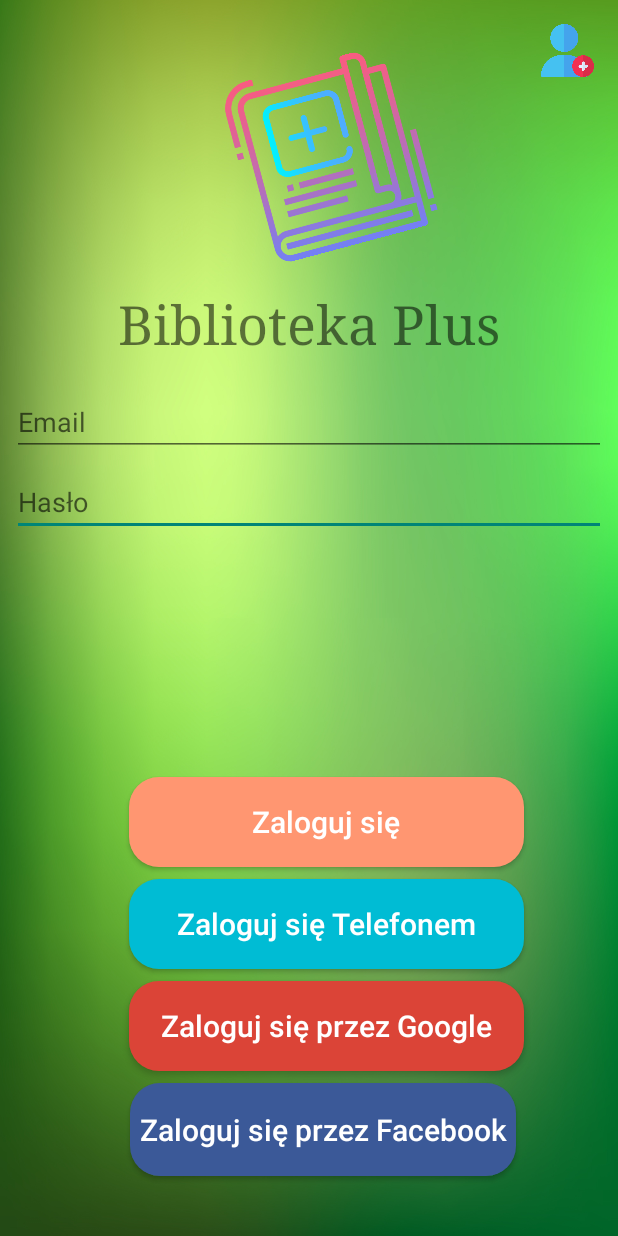
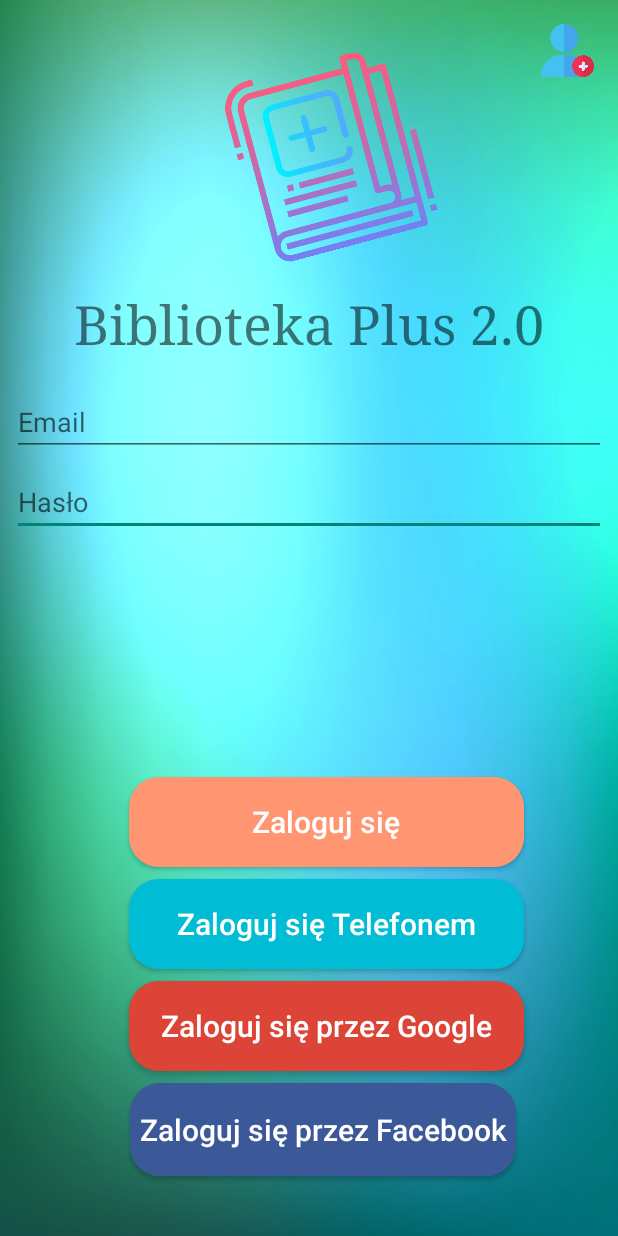
Before and after one commit to dawid2010/bibliotekaplus, an Android app: the screen it shows after launch (logowanie), on a phone screen of 412 x 824 dp. Run offline under Robolectric (Android 15) with nearby library versions, the phone set to English and light mode, and no system bars; our stand-ins replace Firebase (no records; nobody signed in at launch, a user with empty details on screens opened directly).

Commit message:
Odswiezenie layoutu

```diff
--- a/app/src/main/res/layout/activity_logowanie.xml
+++ b/app/src/main/res/layout/activity_logowanie.xml
@@ -80,7 +80,7 @@
         android:layout_marginEnd="8dp"
         android:font="@font/gibson"
         android:fontFamily="serif"
-        android:text="Biblioteka Plus"
+        android:text="Biblioteka Plus 2.0"
         android:textSize="36sp"
         app:layout_constraintEnd_toEndOf="parent"
         app:layout_constraintStart_toStartOf="parent"
```
Also changed, not shown: app/src/main/res/drawable/tlo.jpg.
